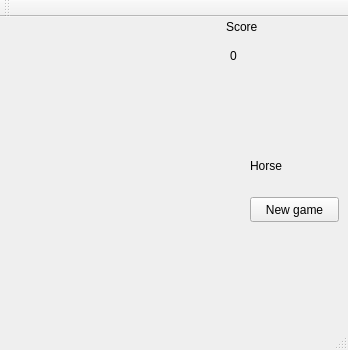
Qt form tetris.ui (walidAbbassi/tetris) before a commit.
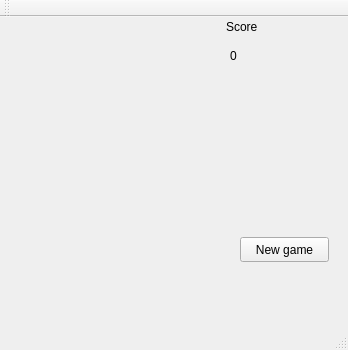
The same form after that commit.

Commit message: Done rotation for horse but blocked because of lots of errors. Done displaying next figure.

What changed in the file:
```diff
--- a/tetris.ui
+++ b/tetris.ui
@@ -58,21 +58,21 @@
    <widget class="QLabel" name="figure">
     <property name="geometry">
      <rect>
-      <x>250</x>
-      <y>140</y>
-      <width>67</width>
-      <height>17</height>
+      <x>236</x>
+      <y>96</y>
+      <width>91</width>
+      <height>61</height>
      </rect>
     </property>
     <property name="text">
-     <string>Horse</string>
+     <string/>
     </property>
    </widget>
    <widget class="QPushButton" name="pushButton_start">
     <property name="geometry">
      <rect>
-      <x>250</x>
-      <y>180</y>
+      <x>240</x>
+      <y>220</y>
       <width>89</width>
       <height>25</height>
      </rect>
@@ -84,8 +84,8 @@
    <widget class="QLabel" name="label_debug">
     <property name="geometry">
      <rect>
-      <x>240</x>
-      <y>90</y>
+      <x>230</x>
+      <y>260</y>
       <width>67</width>
       <height>17</height>
      </rect>
```
Left out of the diff: 2 changed lines with no effect on the pictures. The commit also changes 15 other files.
